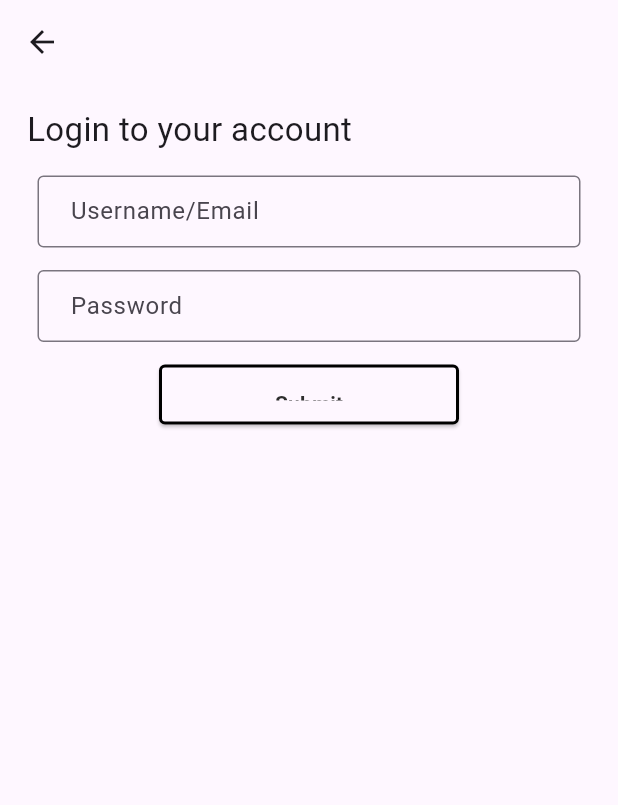
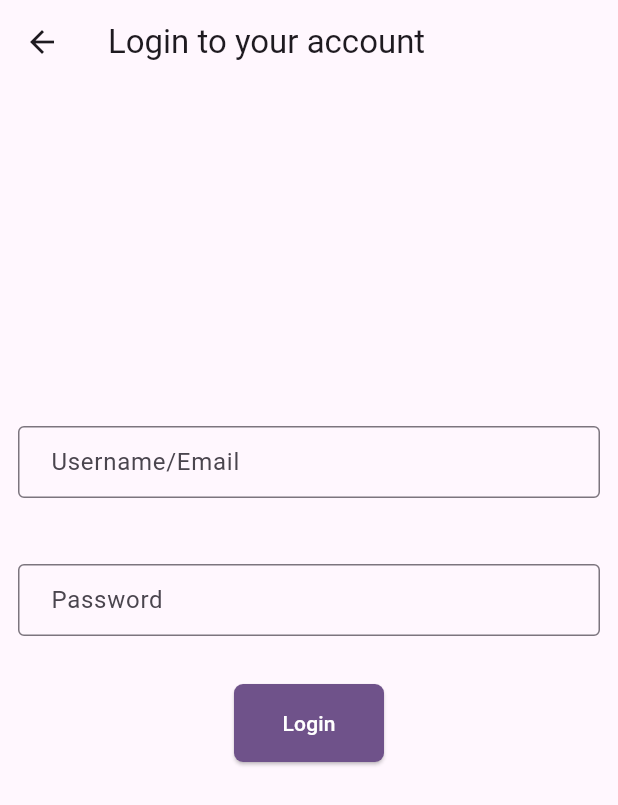
Before and after one commit to ebajec/EngLinks-App, a Flutter app: the screen it shows after launch, after a tap on "Log in", on a phone screen of 412 x 824 dp. Shown: the top 805 px of the screen. Run offline on Flutter 3.47's test engine with Material 2 defaults, Android fonts, the phone set to English and light mode, and no system bars; our stand-ins replace table_calendar; network calls fail; Roboto replaces fonts that are missing (Helvetica).

Commit message:
fuckton of stuff

```diff
--- /dev/null
+++ b/assets/courses.csv
@@ -0,0 +1 @@
+APSC 100,APSC 111,APSC 112,APSC 131,APSC 143,APSC 151,APSC 162,APSC 171,APSC 172,APSC 174,APSC 182,APSC 200,APSC 221,CHEE 209,CHEE 210,CHEE 221,CHEE 222,CHEE 223,CHEE 245,CHEE 321,CHEE 330,CHEE 380,CHEM 211,CIVL 250,CMPE 223,ELEC 221,ELEC 252,ELEC 270,ELEC 271,ELEC 274,ELEC 278,ELEC 279,ELEC 280,ELEC 299,ELEC 371,ELEC 374,ENCH 211,ENCH 222,ENCH 245,ENPH 213,ENPH 225,ENPH 239,ENPH 242,ENPH 253,MECH 221,MECH 230,MECH 241,MTHE 212,MTHE 225,MTHE 227,MTHE 235,MTHE 237,MTHE 280,MTHE 281,MTHE 351
--- a/lib/app_state.dart
+++ b/lib/app_state.dart
@@ -75,8 +75,6 @@ class AppState extends ChangeNotifier {
 
     String accountInfoTicket = json.encode(temp);
 
-    _username = username;
-
     try {
       var response = await http.post(validatorUrl, body: accountInfoTicket);
 
--- a/lib/events_page.dart
+++ b/lib/events_page.dart
@@ -1,57 +1,38 @@
+import 'dart:convert';
+import 'dart:io';
+
 import 'package:flutter/material.dart';
 import 'package:provider/provider.dart';
+import 'package:table_calendar/table_calendar.dart';
+
 import 'app_state.dart';
+import 'event_data.dart';
 import 'my_styles.dart';
-import 'dart:convert';
-import 'package:table_calendar/table_calendar.dart';
-import 'event_data.dart';
 import 'my_widgets.dart';
-import 'dart:io';
-
-class EventsPage extends StatefulWidget {
-  const EventsPage({super.key});
-
-  @override
-  State<EventsPage> createState() => _EventsPageState();
-}
-
-class _EventsPageState extends State<EventsPage> {
-  @override
-  Widget build(BuildContext context) {
-    var appState = context.watch<AppState>();
-
-    return CalendarSelectionScreen();
-  }
-}
 
 class CalendarSelectionScreen extends StatelessWidget {
-  final double buttonSpacing = 30;
+  final double buttonWidth = 300;
 
   @override
   Widget build(BuildContext context) {
-    TextStyle buttonTextStyle = MyTextStyles.bold(context, 32);
-    ButtonStyle buttonStyle = MyButtonStyles.buttonStyleLarge(context);
+    TextStyle buttonTextStyle = MyTextStyles.buttonLarge(context);
+    ButtonStyle buttonStyle = MyButtonStyles.rectButton(
+        context, 32, buttonWidth, Theme.of(context).colorScheme.primary);
 
     var appState = context.watch<AppState>();
+
+    Widget calendarIcon = Icon(
+      Icons.calendar_month,
+      color: Colors.white,
+    );
 
     return Center(
       child: Column(
         children: [
-          SizedBox(
-            height: buttonSpacing / 2,
-          ),
-          AlignedText(
-            text: 'Event Calendars',
-            style: MyTextStyles.titleMedium(context),
-            alignment: Alignment.centerLeft,
-          ),
-          AlignedBar(width: accentBarWidth, color: accentBarColor),
-          SizedBox(
-            height: buttonSpacing,
-          ),
-          WideButton(
-            textStyle: MyTextStyles.bold(context, 34),
-            height: 120,
+          SizedBox(height: 20),
+          FeatureTitle('Event Calendars', textSize: 26, spacing: 40),
+          ElevatedButton(
+            style: buttonStyle,
             onPressed: () {
               appState.retrieveEventData('first year');
               Navigator.push(
@@ -63,15 +44,18 @@ class CalendarSelectionScreen extends StatelessWidget {
                         )),
               );
             },
-            label: 'First Year',
+            child: IconTextLabel(
+              'First year',
+              width: buttonWidth,
+              style: buttonTextStyle,
+              icon: calendarIcon,
+            ),
           ),
-          SizedBox(height: buttonSpacing),
-          WideButton(
-            textStyle: MyTextStyles.bold(context, 34),
-            height: 120,
+          SizedBox(height: 40),
+          ElevatedButton(
+            style: buttonStyle,
             onPressed: () {
               appState.retrieveEventData('upper year');
-
               Navigator.push(
                 context,
                 MaterialPageRoute(
@@ -81,8 +65,50 @@ class CalendarSelectionScreen extends StatelessWidget {
                         )),
               );
             },
-            label: 'Upper Year',
+            child: IconTextLabel(
+              'Upper year',
+              width: buttonWidth,
+              style: buttonTextStyle,
+              icon: calendarIcon,
+            ),
           )
+        ],
+      ),
+    );
+  }
+}
+
+class IconTextLabel extends StatelessWidget {
+  const IconTextLabel(
+    this.text, {
+    super.key,
+    required this.style,
+    required this.icon,
+    required this.width,
+  });
+
+  final double width;
+  final TextStyle style;
+  final Widget icon;
+  final String text;
+
+  @override
+  Widget build(BuildContext context) {
+    return SizedBox(
+      width: width,
+      child: Row(
+        mainAxisSize: MainAxisSize.min,
+        children: [
+          Expanded(
+            child: Align(
+              alignment: Alignment.bottomLeft,
+              child: Text(
+                text,
+                style: style,
+              ),
+            ),
+          ),
+          icon,
         ],
       ),
     );
@@ -98,16 +124,19 @@ class EventCalendar extends StatefulWidget {
   _EventCalendarState createState() => _EventCalendarState();
 }
 
+class EventsPage extends StatefulWidget {
+  const EventsPage({super.key});
+
+  @override
+  State<EventsPage> createState() => _EventsPageState();
+}
+
 class _EventCalendarState extends State<EventCalendar> {
   CalendarFormat _calendarFormat = CalendarFormat.month;
   DateTime _focusedDay = DateTime.now();
   DateTime? _selectedDay;
 
   Map<DateTime, List<Event>>? _events;
-
-  List<Event> _getEventsForDay(DateTime day) {
-    return _events![day] ?? [];
-  }
 
   @override
   Widget build(BuildContext context) {
@@ -124,7 +153,7 @@ class _EventCalendarState extends State<EventCalendar> {
           ),
         ),
         body: Column(
-          mainAxisAlignment: MainAxisAlignment.start,
+          mainAxisAlignment: MainAxisAlignment.center,
           children: [
             Container(
               height: 200,
@@ -141,12 +170,16 @@ class _EventCalendarState extends State<EventCalendar> {
             Center(
               child: IconButton(
                 iconSize: 50,
-                icon: Icon(Icons.replay),
+                icon: Icon(
+                  Icons.replay,
+                  color: Colors.black,
+                ),
                 onPressed: () async {
                   appState.retrieveEventData(widget.eventType);
                 },
               ),
             ),
+            SizedBox(height: 150)
           ],
         ),
       );
@@ -211,6 +244,19 @@ class _EventCalendarState extends State<EventCalendar> {
         ],
       ),
     );
+  }
+
+  List<Event> _getEventsForDay(DateTime day) {
+    return _events![day] ?? [];
+  }
+}
+
+class _EventsPageState extends State<EventsPage> {
+  @override
+  Widget build(BuildContext context) {
+    var appState = context.watch<AppState>();
+
+    return CalendarSelectionScreen();
   }
 }
 
--- a/lib/login.dart
+++ b/lib/login.dart
@@ -25,31 +25,25 @@ class LoginFormState extends State<LoginForm> {
     var appState = context.watch<AppState>();
 
     return Scaffold(
-      appBar: AppBar(),
-      body: Form(
+      appBar: AppBar(
+        title: Text("Login to your account", style: TextStyle(fontSize: 22)),
+      ),
+      body: Column(
+        mainAxisAlignment: MainAxisAlignment.center,
+        children: [
+          Form(
             key: _formKey,
             child: Column(
-          crossAxisAlignment: CrossAxisAlignment.start,
-          children: <Widget>[
-            //title
-            Align(
-              alignment: Alignment.centerLeft,
-              child: Container(
-                padding: const EdgeInsets.only(
-                    left: 18, right: 18, top: 15, bottom: 0),
-                child: Text("Login to your account",
-                    style: TextStyle(fontSize: 22)),
-              ),
-            ),
-
+              children: [
                 //username input
                 Padding(
-              padding: EdgeInsets.only(left: 25, right: 25, top: 15, bottom: 0),
+                  padding: const EdgeInsets.all(12.0),
                   child: TextFormField(
                     controller: usernameController,
                     decoration: InputDecoration(
                       hintText: 'Username/Email',
-                  contentPadding: const EdgeInsets.only(left: 18, right: 18),
+                      contentPadding:
+                          const EdgeInsets.only(left: 18, right: 18),
                       border: OutlineInputBorder(),
                     ),
                     // The validator receives the text that the user has entered.
@@ -63,16 +57,16 @@ class LoginFormState extends State<LoginForm> {
                     },
                   ),
                 ),
-
+                SizedBox(height: 20),
                 //password input
                 Padding(
-              padding: const EdgeInsets.only(
-                  left: 25, right: 25, top: 15, bottom: 15),
+                  padding: const EdgeInsets.all(12.0),
                   child: TextFormField(
                     controller: passwordController,
                     decoration: InputDecoration(
                       hintText: 'Password',
-                  contentPadding: const EdgeInsets.only(left: 18, right: 18),
+                      contentPadding:
+                          const EdgeInsets.only(left: 18, right: 18),
                       border: OutlineInputBorder(),
                     ),
                     // The validator receives the text that the user has entered.
@@ -86,15 +80,12 @@ class LoginFormState extends State<LoginForm> {
                     },
                   ),
                 ),
-
+                SizedBox(height: 20),
                 //submission button
-            Container(
-              alignment: Alignment.topCenter,
-              padding: EdgeInsets.only(bottom: 15),
-              child: SizedBox(
-                height: 40,
-                width: 200,
+                Center(
                   child: ElevatedButton(
+                    style: MyButtonStyles.rectButton(context, 20, 100,
+                        Theme.of(context).colorScheme.primary),
                     onPressed: () async {
                       if (_formKey.currentState!.validate()) {
                         var url = Uri.http(appState.serverURL, '/login');
@@ -118,14 +109,15 @@ class LoginFormState extends State<LoginForm> {
                         });
                       }
                     },
-                  style: MyButtonStyles.buttonStyleLarge(context),
-                  child: Text('Submit', style: MyTextStyles.bold(context, 14)),
-                ),
+                    child: Text('Login', style: TextStyle(color: Colors.white)),
                   ),
                 ),
               ],
             ),
           ),
+          SizedBox(height: 100),
+        ],
+      ),
     );
   }
 }
--- a/lib/main.dart
+++ b/lib/main.dart
@@ -27,8 +27,8 @@ class MyApp extends StatelessWidget {
         title: 'EngLinks App',
         theme: ThemeData(
           useMaterial3: true,
-          colorScheme:
-              ColorScheme.fromSeed(seedColor: Color.fromARGB(255, 85, 56, 136)),
+          colorScheme: ColorScheme.fromSeed(
+              seedColor: Color.fromARGB(255, 122, 79, 163)),
         ),
         home: MainDisplay(),
       ),
--- a/lib/my_styles.dart
+++ b/lib/my_styles.dart
@@ -16,6 +16,17 @@ class MyButtonStyles {
         padding: EdgeInsets.symmetric(vertical: 16.0, horizontal: 24.0),
         backgroundColor: Theme.of(context).colorScheme.background,
         minimumSize: Size(300, 120));
+  }
+
+  static ButtonStyle rectButton(
+      BuildContext context, double height, double width, Color color) {
+    return ElevatedButton.styleFrom(
+        shape: RoundedRectangleBorder(
+          borderRadius: BorderRadius.circular(6.0),
+        ),
+        padding: EdgeInsets.symmetric(vertical: 16.0, horizontal: 24.0),
+        backgroundColor: color,
+        minimumSize: Size(width, height));
   }
 }
 
@@ -46,16 +57,15 @@ class MyTextStyles {
 
   static TextStyle buttonLarge(BuildContext context) {
     return TextStyle(
-        fontSize: 42,
+        fontSize: 16,
         fontFamily: 'Helvetica',
-        color: Color.fromARGB(255, 45, 45, 45));
+        color: Color.fromARGB(255, 255, 255, 255));
   }
 
   static TextStyle appBarLarge(BuildContext context) {
     return TextStyle(
-        fontSize: 24,
+        fontSize: 20,
         fontFamily: 'Helvetica',
-        fontWeight: FontWeight.bold,
-        color: Color.fromARGB(255, 85, 56, 136));
+        color: Color.fromARGB(255, 2, 2, 2));
   }
 }
--- a/lib/my_widgets.dart
+++ b/lib/my_widgets.dart
@@ -2,6 +2,7 @@ import 'package:flutter/material.dart';
 import 'my_styles.dart';
 
 const double accentBarWidth = 220;
+const double accentBarSpacing = 20;
 const Color accentBarColor = Colors.grey;
 
 class AlignedText extends StatelessWidget {
@@ -64,6 +65,31 @@ class AlignedBar extends StatelessWidget {
   }
 }
 
+class FeatureTitle extends StatelessWidget {
+  const FeatureTitle(this.text, {this.textSize = 20, this.spacing = 20});
+
+  final double spacing;
+  final double textSize;
+  final String text;
+  final double _barWidth = 220;
+  final Color _barColor = Colors.grey;
+
+  @override
+  Widget build(BuildContext context) {
+    return Column(
+      children: [
+        AlignedText(
+          text: text,
+          style: MyTextStyles.bold(context, textSize),
+          alignment: Alignment.centerLeft,
+        ),
+        AlignedBar(width: _barWidth, color: _barColor),
+        SizedBox(height: spacing)
+      ],
+    );
+  }
+}
+
 class WideButton extends StatelessWidget {
   final String label;
   final VoidCallback onPressed;
@@ -87,8 +113,8 @@ class WideButton extends StatelessWidget {
       height: height,
       decoration: BoxDecoration(
         border: Border(
-          top: BorderSide(color: Colors.grey),
-          bottom: BorderSide(color: Colors.grey),
+          top: BorderSide(color: Colors.black),
+          bottom: BorderSide(color: Colors.black),
         ),
       ),
       child: Material(
--- a/lib/options_page.dart
+++ b/lib/options_page.dart
@@ -22,19 +22,9 @@ class _OptionsPageState extends State<OptionsPage> {
 
     return Column(
       children: <Widget>[
-        SizedBox(height: 15),
-        AlignedText(
-          text: 'Account',
-          alignment: Alignment.centerLeft,
-          style: MyTextStyles.titleMedium(context),
-        ),
-        AlignedBar(width: accentBarWidth, color: accentBarColor),
+        FeatureTitle('Account', textSize: 26),
         AccountPage(loginState: appState.isLoggedIn()),
-        AlignedText(
-            text: "Debug Options",
-            alignment: Alignment.centerLeft,
-            style: MyTextStyles.titleMedium(context)),
-        AlignedBar(width: accentBarWidth, color: accentBarColor),
+        FeatureTitle('Debug options', textSize: 26),
         DebugPage(),
       ],
     );
@@ -66,7 +56,6 @@ class _AccountPageState extends State<AccountPage> {
     } else {
       return Column(
         children: [
-          SizedBox(height: 10),
           WideButton(
               textStyle: MyTextStyles.bold(context, 18),
               textAlign: Alignment.centerLeft,
@@ -98,9 +87,7 @@ class _DebugPageState extends State<DebugPage> {
 
     var textFocusNode = FocusNode();
 
-    return Padding(
-      padding: const EdgeInsets.all(10.0),
-      child: Column(
+    return Column(
       children: [
         AlignedText(
           alignment: Alignment.centerLeft,
@@ -120,6 +107,7 @@ class _DebugPageState extends State<DebugPage> {
                 if (_serverUrl != null && _serverUrl != '') {
                   appState.setServerURL(_serverUrl!);
                 }
+                textFocusNode.unfocus();
               },
               decoration: InputDecoration(
                 labelText: 'Example: "localhost"',
@@ -129,7 +117,6 @@ class _DebugPageState extends State<DebugPage> {
           ),
         ),
       ],
-      ),
     );
   }
 }
--- a/lib/tutor_page.dart
+++ b/lib/tutor_page.dart
@@ -5,6 +5,8 @@ import 'package:http/http.dart' as http;
 import 'dart:convert';
 import 'app_state.dart';
 import 'my_widgets.dart';
+import 'dart:async' show Future;
+import 'package:flutter/services.dart' show rootBundle;
 
 /* Tutoring page will need to have input boxes for the user and a button to send
 the tutor request.  In _TutorPageState, before the build() method, some control
@@ -19,9 +21,14 @@ class TutorPage extends StatefulWidget {
 class _TutorPageState extends State<TutorPage> {
   Widget _loginPopupDialog(BuildContext context) {
     return AlertDialog(
-      content:
-          const Text('Sorry, but you must be logged in to use this feature.'),
-      actions: <Widget>[
+      content: Column(
+        mainAxisSize: MainAxisSize.min,
+        children: [
+          Text(
+            'Sorry, but you must be logged in to use this feature.',
+            textAlign: TextAlign.center,
+            style: TextStyle(fontSize: 14),
+          ),
           Center(
             child: IconButton(
               onPressed: () {
@@ -31,6 +38,7 @@ class _TutorPageState extends State<TutorPage> {
             ),
           ),
         ],
+      ),
     );
   }
 
@@ -40,19 +48,14 @@ class _TutorPageState extends State<TutorPage> {
 
     return Center(
       child: Column(
+        mainAxisAlignment: MainAxisAlignment.center,
         children: [
-          SizedBox(height: 15),
-          AlignedText(
-            text: 'Tutor Requests',
-            style: MyTextStyles.titleMedium(context),
-            alignment: Alignment.centerLeft,
-          ),
-          AlignedBar(width: accentBarWidth, color: accentBarColor),
-          SizedBox(height: 10),
-          WideButton(
-            label: 'Request a tutor',
-            height: 120,
-            textStyle: MyTextStyles.bold(context, 34),
+          SizedBox(height: 20),
+          FeatureTitle('Tutor Requests', textSize: 26, spacing: 72),
+          ElevatedButton(
+            style: MyButtonStyles.rectButton(
+                context, 28, 220, Theme.of(context).colorScheme.primary),
+            //textStyle: MyTextStyles.bold(context, 30),
             onPressed: () {
               if (appState.isLoggedIn()) {
                 Navigator.push(
@@ -67,6 +70,10 @@ class _TutorPageState extends State<TutorPage> {
                 );
               }
             },
+            child: Text(
+              'Request a tutor',
+              style: MyTextStyles.buttonLarge(context),
+            ),
           )
         ],
       ),
@@ -87,6 +94,9 @@ class TutorForm extends StatefulWidget {
 
 class TutorFormState extends State<TutorForm> {
   final _formKey = GlobalKey<FormState>();
+  String? _selectedCourse;
+  String? _selectedTutorTime;
+  String? _email;
 
   Map<String, String> formData = {
     'user': '',
@@ -96,9 +106,8 @@ class TutorFormState extends State<TutorForm> {
     'comment': ''
   };
 
-  String? _email;
+  List<String> _courses = [];
 
-  List<String> _courses = ['APSC 111', 'APSC 112'];
   List<String> _tutorTimes = [
     'Just Once',
     'Weekly',
@@ -107,10 +116,7 @@ class TutorFormState extends State<TutorForm> {
     'Bi-Monthly'
   ];
 
-  String? _selectedCourse;
-  String? _selectedTutorTime;
-
-  Future<String> postTutorRequest(
+  Future<String> _postTutorRequest(
       Uri url, Object? body, BuildContext context) async {
     ScaffoldMessenger.of(context)
         .showSnackBar(SnackBar(content: Text('Sending request...')));
@@ -123,7 +129,7 @@ class TutorFormState extends State<TutorForm> {
     }
   }
 
-  bool validateName(String name) {
+  bool _validateName(String name) {
     int commas = 0;
     int validChars = 0;
 
@@ -154,10 +160,25 @@ class TutorFormState extends State<TutorForm> {
     return (validChars > 0) && (commas == 1);
   }
 
+  void _parseCourseData() async {
+    var data =
+        await DefaultAssetBundle.of(context).loadString("assets/courses.csv");
+
+    setState(() {
+      var courseList = data.split(',');
+      _courses = courseList;
+    });
+  }
+
+  @override
+  void initState() {
+    super.initState();
+    _parseCourseData();
+  }
+
   @override
   Widget build(BuildContext context) {
     var appState = context.watch<AppState>();
-    double screenWidth = MediaQuery.of(context).size.width;
 
     TextStyle boldCaption = TextStyle(
       fontWeight: FontWeight.bold,
@@ -165,6 +186,7 @@ class TutorFormState extends State<TutorForm> {
       fontFamily: 'Helvetica',
       color: Color.fromARGB(255, 65, 65, 65),
     );
+    double screenWidth = MediaQuery.of(context).size.width;
 
     _formKey.currentState?.activate();
     _formKey.currentState?.save();
@@ -173,7 +195,8 @@ class TutorFormState extends State<TutorForm> {
 
     return Scaffold(
       appBar: AppBar(title: Text('Request a tutor')),
-      body: Center(
+      body: SingleChildScrollView(
+        child: Center(
           child: Form(
             key: _formKey,
             child: Column(
@@ -199,7 +222,7 @@ class TutorFormState extends State<TutorForm> {
                             if (value == null || value.isEmpty) {
                               return 'This field is required.';
                             }
-                          if (!validateName(value)) {
+                            if (!_validateName(value)) {
                               return 'Separate first and last names with a comma.';
                             }
                             return null;
@@ -313,11 +336,11 @@ class TutorFormState extends State<TutorForm> {
                       if (_formKey.currentState!.validate()) {
                         String formDataJSON = json.encode(formData);
 
-                      var url =
-                          Uri.http(appState.serverURL, 'recieve_tutor_request');
+                        var url = Uri.http(
+                            appState.serverURL, 'recieve_tutor_request');
 
                         var response =
-                          await postTutorRequest(url, formDataJSON, context);
+                            await _postTutorRequest(url, formDataJSON, context);
 
                         ScaffoldMessenger.of(context)
                             .showSnackBar(SnackBar(content: Text(response)));
@@ -336,6 +359,7 @@ class TutorFormState extends State<TutorForm> {
                   ),
                 ),
               ],
+            ),
           ),
         ),
       ),
```
Lines whose indentation alone changed are shown as unchanged.
